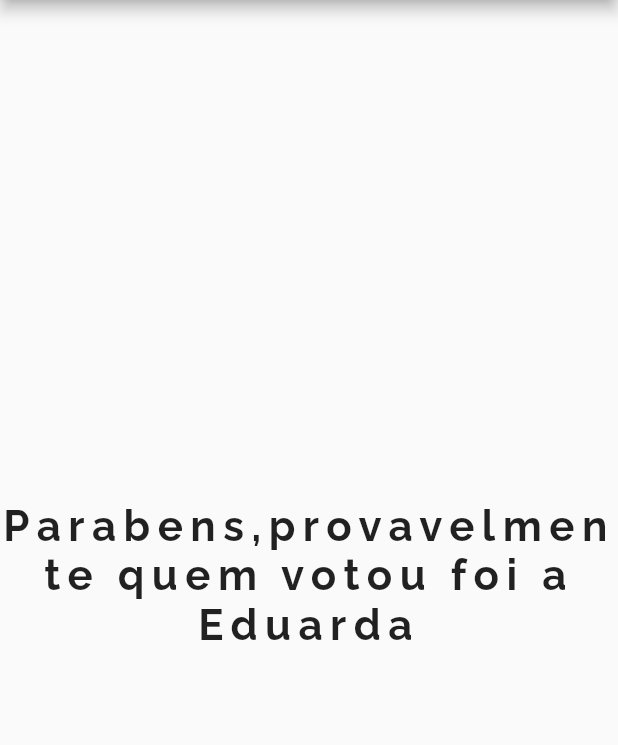
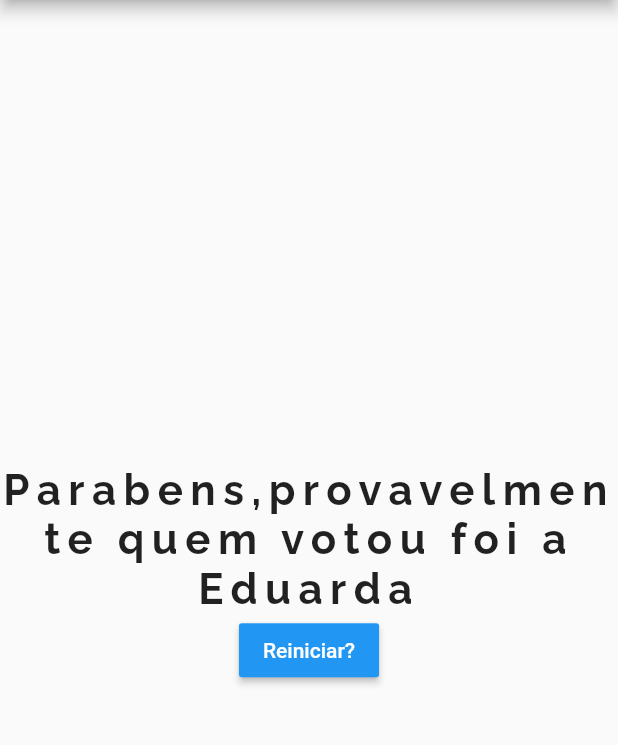
Before and after one commit to VitorL02/Perguntas_Resposta_Flutter, a Flutter app: the screen it shows after launch, after a tap on "Roxo", after a tap on "Gato", after a tap on "Rigel", on a phone screen of 412 x 824 dp, the part 84-829 px from its top. Run offline on Flutter 3.47's test engine with Material 2 defaults, Android fonts, the phone set to English and light mode, and no system bars.

Commit message:
Finalização do Projeto,Adicionado o botão de Reiniciar todo o questionario

```diff
--- a/lib/Final.dart
+++ b/lib/Final.dart
@@ -3,8 +3,10 @@ import 'package:flutter/material.dart';
 
 class Final extends StatelessWidget {
   final int nota;
+  final void Function() _reiniciarQuestionario;
+
   String get textoFinalizacao {
-    if (nota < 10) {
+    if (nota < 8) {
       return 'Parabens,provavelmente quem votou foi o Vitor';
     } else if (nota < 20) {
       return 'Parabens,provavelmente quem votou foi a Eduarda';
@@ -15,11 +17,14 @@ class Final extends StatelessWidget {
     }
   }
 
-  Final(this.nota);
+  Final(this.nota, this._reiniciarQuestionario);
 
   @override
   Widget build(BuildContext context) {
-    return Center(
+    return Column(
+      mainAxisAlignment: MainAxisAlignment.center,
+      children: <Widget>[
+        Center(
           child: Text(textoFinalizacao,
               textAlign: TextAlign.center,
               style: TextStyle(
@@ -28,6 +33,14 @@ class Final extends StatelessWidget {
                 fontFamily: 'Raleway',
                 fontWeight: FontWeight.bold,
               )),
+        ),
+        RaisedButton(
+          child: Text('Reiniciar?'),
+          color: Colors.blue,
+          textColor: Colors.white,
+          onPressed: _reiniciarQuestionario,
+        )
+      ],
     );
   }
 }
--- a/lib/main.dart
+++ b/lib/main.dart
@@ -37,6 +37,13 @@ class _PerguntaAppState extends State<PerguntaApp> {
     },
   ];
 
+  void _reiniciarQuestionario() {
+    setState(() {
+      _perguntaSelecionada = 0;
+      _notaTotal = 0;
+    });
+  }
+
   void _responder(int nota) {
     if (existePergunta) {
       setState(() {
@@ -65,7 +72,7 @@ class _PerguntaAppState extends State<PerguntaApp> {
               perguntaSelecionada: _perguntaSelecionada,
               quandoResponder: _responder,
             )
-          : Final(_notaTotal),
+          : Final(_notaTotal, _reiniciarQuestionario),
     ));
   }
 }
```
Lines whose indentation alone changed are shown as unchanged.
